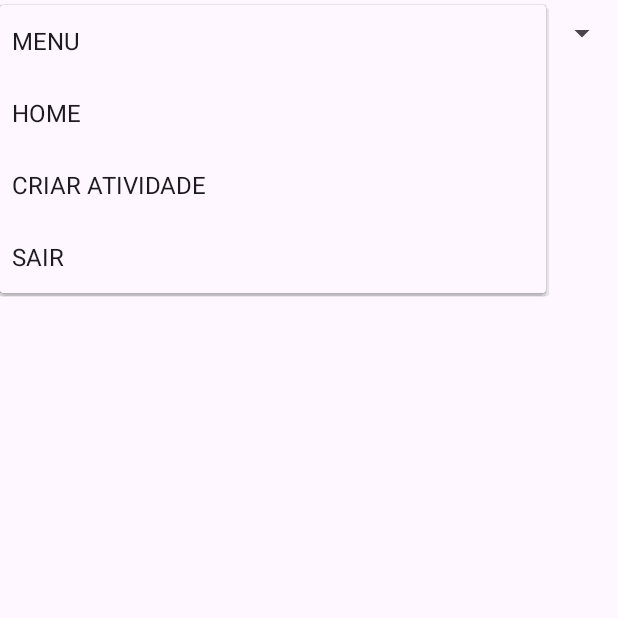
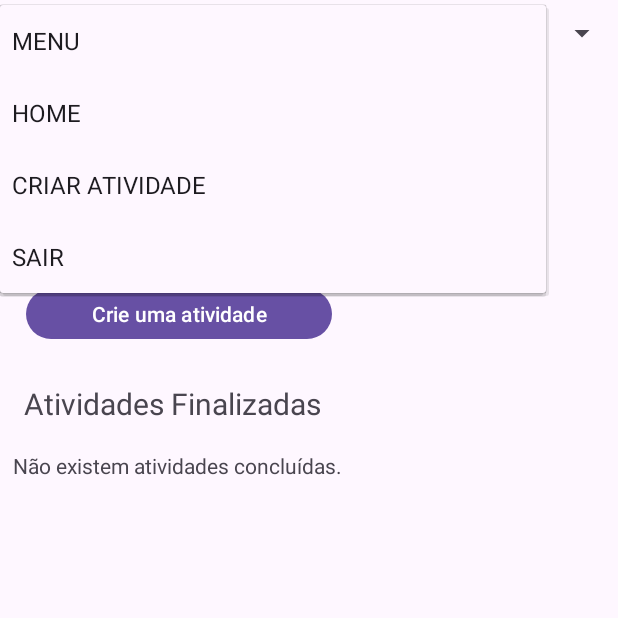
Before and after one commit to Dener-Fernandes/TrabalhoFinalProgMobile, an Android app: the HomeActivity screen opened directly, with no data from a screen before it, after a tap on "MENU", on a phone screen of 412 x 824 dp, the top half of it. Run offline under Robolectric (Android 15) with nearby library versions, the phone set to English and light mode, and no system bars; our stand-ins replace Room's generated code.

Commit message:
feat: Adição de progresso na Home

```diff
--- a/app/src/main/java/com/example/terceirotrabalho/activities/HomeActivity.java
+++ b/app/src/main/java/com/example/terceirotrabalho/activities/HomeActivity.java
@@ -6,18 +6,20 @@ import android.content.Context;
 import android.content.Intent;
 import android.content.SharedPreferences;
 import android.os.Bundle;
-import android.util.Log;
 import android.view.View;
 import android.widget.AdapterView;
 import android.widget.ArrayAdapter;
+import android.widget.Button;
 import android.widget.ListView;
 import android.widget.Spinner;
+import android.widget.TextView;
 
 import com.example.terceirotrabalho.MainActivity;
 import com.example.terceirotrabalho.R;
-import com.example.terceirotrabalho.adapters.HomeworkAdapter;
 import com.example.terceirotrabalho.database.AppDatabase;
 import com.example.terceirotrabalho.model.Homework;
+import com.example.terceirotrabalho.model.Teacher;
+import com.example.terceirotrabalho.model.User;
 
 import java.util.List;
 
@@ -26,7 +28,8 @@ public class HomeActivity extends AppCompatActivity {
     static boolean isActivityRunning = false;
     Spinner menuSpinner;
     String[] menuOptions = {"MENU", "HOME", "CRIAR ATIVIDADE", "SAIR"};
-
+    private List<Homework> homeworks, homeworksFinished;
+    String userType, userEmail;
     @Override
     protected void onCreate(Bundle savedInstanceState) {
         super.onCreate(savedInstanceState);
@@ -67,14 +70,52 @@ public class HomeActivity extends AppCompatActivity {
             @Override
             public void onNothingSelected(AdapterView<?> parent) {
 
-            }
+            };
+            //Spinner menu
         });
-        //Spinner menu
     }
 
     @Override
     protected void onResume() {
         super.onResume();
+        getHomeworks();
         menuSpinner.setSelection(0);
     }
+
+    private void getHomeworks() {
+        SharedPreferences preferences = getSharedPreferences("loginInfo", Context.MODE_PRIVATE);
+        userType = preferences.getString("userType", "");
+        int userId = preferences.getInt("userId", 0);
+
+        User user = database.userDao().getUserById(userId);
+        TextView textViewHomeworksAvailable = findViewById(R.id.homeworksAvailable);
+        TextView textViewHomeworksFinished = findViewById(R.id.homeworksFinished);
+        Button buttonCreateHomework = findViewById(R.id.buttonCreateHomework);
+
+        if(userType.equals("ALUNO")) {
+            homeworks = database.homeworkDao().getHomeworksForStudentAndFinished(userId, false);
+            homeworksFinished = database.homeworkDao().getHomeworksForStudentAndFinished(userId, true);
+        } else {
+            homeworks = database.homeworkDao().getHomeworkByAuthorAndFinished(userId, false);
+            homeworksFinished = database.homeworkDao().getHomeworkByAuthorAndFinished(userId, true);
+        }
+
+        if(homeworks.size() > 0) {
+            textViewHomeworksAvailable.setText("Total de " + homeworks.size() + " atividades disponíveis.");
+        } else {
+            textViewHomeworksAvailable.setText("Não existem atividades diponíveis.");
+            buttonCreateHomework.setVisibility(View.VISIBLE);
+        }
+
+        if(homeworksFinished.size() > 0) {
+            textViewHomeworksFinished.setText("Total de: " + homeworksFinished.size() + " atividades concluídas.");
+        } else {
+            textViewHomeworksFinished.setText("Não existem atividades concluídas.");
+        }
+    }
+
+    public void openCreateHomework(View v) {
+        Intent it_create_homework = new Intent(HomeActivity.this, CreateHomeworkActivity.class);
+        startActivity(it_create_homework);
+    }
 }
--- a/app/src/main/res/layout/activity_home.xml
+++ b/app/src/main/res/layout/activity_home.xml
@@ -15,4 +15,72 @@
         app:layout_constraintStart_toStartOf="parent"
         app:layout_constraintTop_toTopOf="parent" />
 
+    <TextView
+        android:id="@+id/textView8"
+        android:layout_width="wrap_content"
+        android:layout_height="wrap_content"
+        android:text="Atividades Finalizadas"
+        android:textSize="20sp"
+        app:layout_constraintBottom_toBottomOf="parent"
+        app:layout_constraintEnd_toEndOf="parent"
+        app:layout_constraintHorizontal_bias="0.076"
+        app:layout_constraintStart_toStartOf="parent"
+        app:layout_constraintTop_toBottomOf="@+id/textView9"
+        app:layout_constraintVertical_bias="0.213" />
+
+    <Button
+        android:id="@+id/buttonCreateHomework"
+        android:layout_width="204dp"
+        android:layout_height="41dp"
+        android:layout_marginTop="37dp"
+        android:layout_marginBottom="25dp"
+        android:onClick="openCreateHomework"
+        android:text="@string/CriarAtividade"
+        android:visibility="gone"
+        app:layout_constraintBottom_toTopOf="@+id/textView8"
+        app:layout_constraintEnd_toEndOf="parent"
+        app:layout_constraintHorizontal_bias="0.084"
+        app:layout_constraintStart_toStartOf="parent"
+        app:layout_constraintTop_toTopOf="@+id/homeworksAvailable"
+        app:layout_constraintVertical_bias="1.0" />
+
+    <TextView
+        android:id="@+id/homeworksFinished"
+        android:layout_width="wrap_content"
+        android:layout_height="wrap_content"
+        android:layout_marginTop="44dp"
+        android:text="TextView"
+        app:layout_constraintBottom_toBottomOf="parent"
+        app:layout_constraintEnd_toEndOf="parent"
+        app:layout_constraintHorizontal_bias="0.045"
+        app:layout_constraintStart_toStartOf="parent"
+        app:layout_constraintTop_toTopOf="@+id/textView8"
+        app:layout_constraintVertical_bias="0.002" />
+
+    <TextView
+        android:id="@+id/textView9"
+        android:layout_width="wrap_content"
+        android:layout_height="wrap_content"
+        android:layout_marginTop="40dp"
+        android:text="Atividade Disponíveis"
+        android:textSize="20sp"
+        app:layout_constraintEnd_toEndOf="parent"
+        app:layout_constraintHorizontal_bias="0.073"
+        app:layout_constraintStart_toStartOf="parent"
+        app:layout_constraintTop_toBottomOf="@+id/menuSpinnerHome" />
+
+    <TextView
+        android:id="@+id/homeworksAvailable"
+        android:layout_width="wrap_content"
+        android:layout_height="wrap_content"
+        android:layout_marginTop="20dp"
+        android:layout_marginBottom="45dp"
+        android:text="TextView"
+        app:layout_constraintBottom_toTopOf="@+id/textView8"
+        app:layout_constraintEnd_toEndOf="parent"
+        app:layout_constraintHorizontal_bias="0.045"
+        app:layout_constraintStart_toStartOf="parent"
+        app:layout_constraintTop_toBottomOf="@+id/textView9"
+        app:layout_constraintVertical_bias="0.056" />
+
 </androidx.constraintlayout.widget.ConstraintLayout>
--- a/build.gradle.kts
+++ b/build.gradle.kts
@@ -1,4 +1,4 @@
 // Top-level build file where you can add configuration options common to all sub-projects/modules.
 plugins {
-    id("com.android.application") version "8.1.0" apply false
+    id("com.android.application") version "8.1.2" apply false
 }
```
